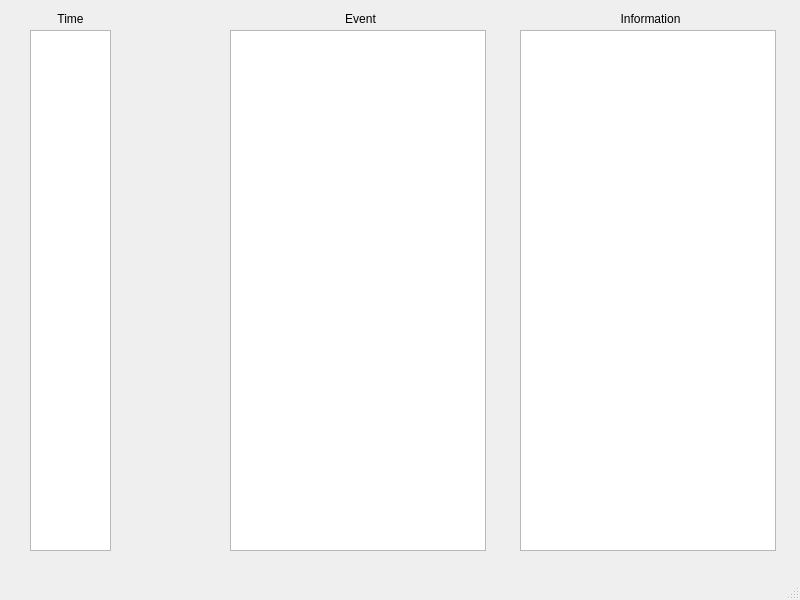
First picture: the form in tslimSim/mainwindow.ui, repository Chenguku/t-slim-Insulin-Pump, before the edit.
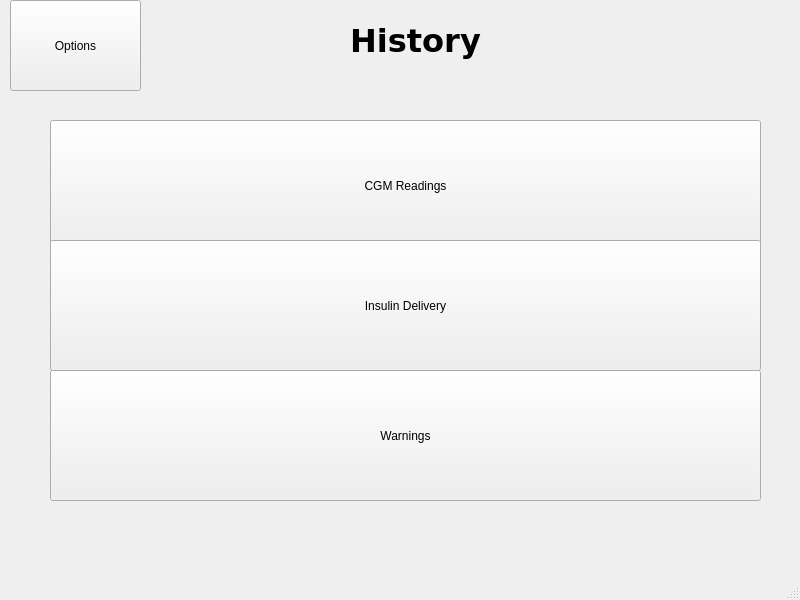
Second picture: the form after the edit. The open tabs and pages were chosen to show the change.

Commit message: added navigation to the history page

The edit to the form file:
```diff
--- a/tslimSim/mainwindow.ui
+++ b/tslimSim/mainwindow.ui
@@ -1563,6 +1563,84 @@
       </property>
      </widget>
     </widget>
+    <widget class="QWidget" name="HistoryPage">
+     <widget class="QPushButton" name="backButton_9">
+      <property name="geometry">
+       <rect>
+        <x>10</x>
+        <y>0</y>
+        <width>131</width>
+        <height>91</height>
+       </rect>
+      </property>
+      <property name="text">
+       <string>Options</string>
+      </property>
+     </widget>
+     <widget class="QLabel" name="historyLabel">
+      <property name="geometry">
+       <rect>
+        <x>330</x>
+        <y>20</y>
+        <width>171</width>
+        <height>41</height>
+       </rect>
+      </property>
+      <property name="font">
+       <font>
+        <family>DejaVu Sans</family>
+        <pointsize>24</pointsize>
+        <weight>75</weight>
+        <bold>true</bold>
+       </font>
+      </property>
+      <property name="text">
+       <string>History</string>
+      </property>
+      <property name="alignment">
+       <set>Qt::AlignCenter</set>
+      </property>
+     </widget>
+     <widget class="QPushButton" name="CGMReadingsButton">
+      <property name="geometry">
+       <rect>
+        <x>50</x>
+        <y>120</y>
+        <width>711</width>
+        <height>131</height>
+       </rect>
+      </property>
+      <property name="text">
+       <string>CGM Readings</string>
+      </property>
+     </widget>
+     <widget class="QPushButton" name="InsulinDeliveryButton">
+      <property name="geometry">
+       <rect>
+        <x>50</x>
+        <y>240</y>
+        <width>711</width>
+        <height>131</height>
+       </rect>
+      </property>
+      <property name="text">
+       <string>Insulin Delivery</string>
+      </property>
+     </widget>
+     <widget class="QPushButton" name="WarningsButton">
+      <property name="geometry">
+       <rect>
+        <x>50</x>
+        <y>370</y>
+        <width>711</width>
+        <height>131</height>
+       </rect>
+      </property>
+      <property name="text">
+       <string>Warnings</string>
+      </property>
+     </widget>
+    </widget>
     <widget class="QWidget" name="Profiles">
      <widget class="QLabel" name="PersonalProfiles">
       <property name="geometry">
@@ -1676,7 +1754,7 @@
      <widget class="QLabel" name="historyTimeLabel">
       <property name="geometry">
        <rect>
-        <x>20</x>
+        <x>140</x>
         <y>10</y>
         <width>101</width>
         <height>17</height>
@@ -1692,7 +1770,7 @@
      <widget class="QLabel" name="historyEventLabel">
       <property name="geometry">
        <rect>
-        <x>310</x>
+        <x>330</x>
         <y>10</y>
         <width>101</width>
         <height>17</height>
@@ -1724,7 +1802,7 @@
      <widget class="QListWidget" name="timeList">
       <property name="geometry">
        <rect>
-        <x>30</x>
+        <x>150</x>
         <y>30</y>
         <width>81</width>
         <height>521</height>
@@ -1734,7 +1812,7 @@
      <widget class="QTextBrowser" name="textBrowser">
       <property name="geometry">
        <rect>
-        <x>230</x>
+        <x>250</x>
         <y>30</y>
         <width>256</width>
         <height>521</height>
```
Left out of the diff: 42 changed lines with no effect on the pictures. The commit also changes 2 other files.
